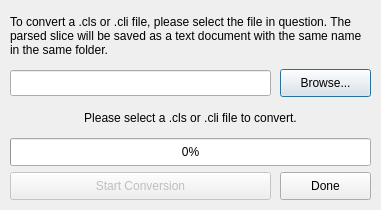
The window that gui/dialogSliceConverter.ui (Spinarakk/defectmonitor) describes before a commit, drawn with Qt 5.
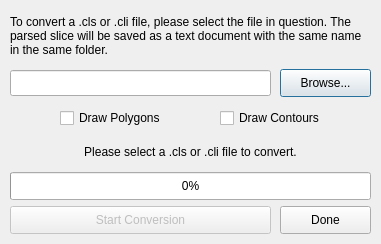
The same window after the commit. Icons and pictures are not drawn.

Commit message: - Converted the .cli binary into ascii - Drew polygons and contours of each layer of the test .cli slice files - Works on all different shapes and for any number of contours, even ones nested in larger contours - Implanted the code back into the SliceConverter within the main program

```diff
--- a/gui/dialogSliceConverter.ui
+++ b/gui/dialogSliceConverter.ui
@@ -7,21 +7,9 @@
     <x>0</x>
     <y>0</y>
     <width>381</width>
-    <height>210</height>
+    <height>244</height>
    </rect>
   </property>
-  <property name="minimumSize">
-   <size>
-    <width>381</width>
-    <height>210</height>
-   </size>
-  </property>
-  <property name="maximumSize">
-   <size>
-    <width>381</width>
-    <height>210</height>
-   </size>
-  </property>
   <property name="windowTitle">
    <string>Slice Converter</string>
   </property>
@@ -71,7 +59,7 @@
    <property name="geometry">
     <rect>
      <x>10</x>
-     <y>172</y>
+     <y>206</y>
      <width>261</width>
      <height>28</height>
     </rect>
@@ -84,7 +72,7 @@
    <property name="geometry">
     <rect>
      <x>280</x>
-     <y>172</y>
+     <y>206</y>
      <width>91</width>
      <height>28</height>
     </rect>
@@ -97,7 +85,7 @@
    <property name="geometry">
     <rect>
      <x>10</x>
-     <y>138</y>
+     <y>172</y>
      <width>361</width>
      <height>28</height>
     </rect>
@@ -119,7 +107,7 @@
    <property name="geometry">
     <rect>
      <x>10</x>
-     <y>104</y>
+     <y>138</y>
      <width>361</width>
      <height>28</height>
     </rect>
@@ -144,6 +132,32 @@
     <bool>true</bool>
    </property>
   </widget>
+  <widget class="QCheckBox" name="checkContours">
+   <property name="geometry">
+    <rect>
+     <x>220</x>
+     <y>104</y>
+     <width>131</width>
+     <height>28</height>
+    </rect>
+   </property>
+   <property name="text">
+    <string>Draw Contours</string>
+   </property>
+  </widget>
+  <widget class="QCheckBox" name="checkPolygons">
+   <property name="geometry">
+    <rect>
+     <x>60</x>
+     <y>104</y>
+     <width>141</width>
+     <height>28</height>
+    </rect>
+   </property>
+   <property name="text">
+    <string>Draw Polygons</string>
+   </property>
+  </widget>
  </widget>
  <resources>
   <include location="icons.qrc"/>
```
The commit also changes 5 other files.
